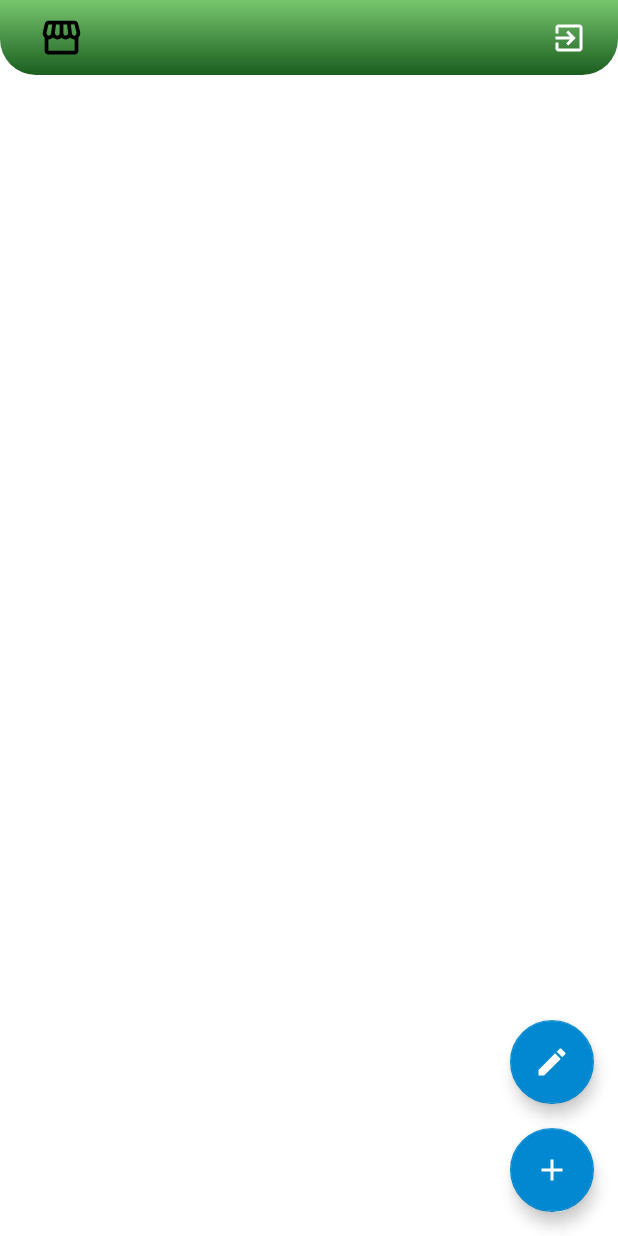
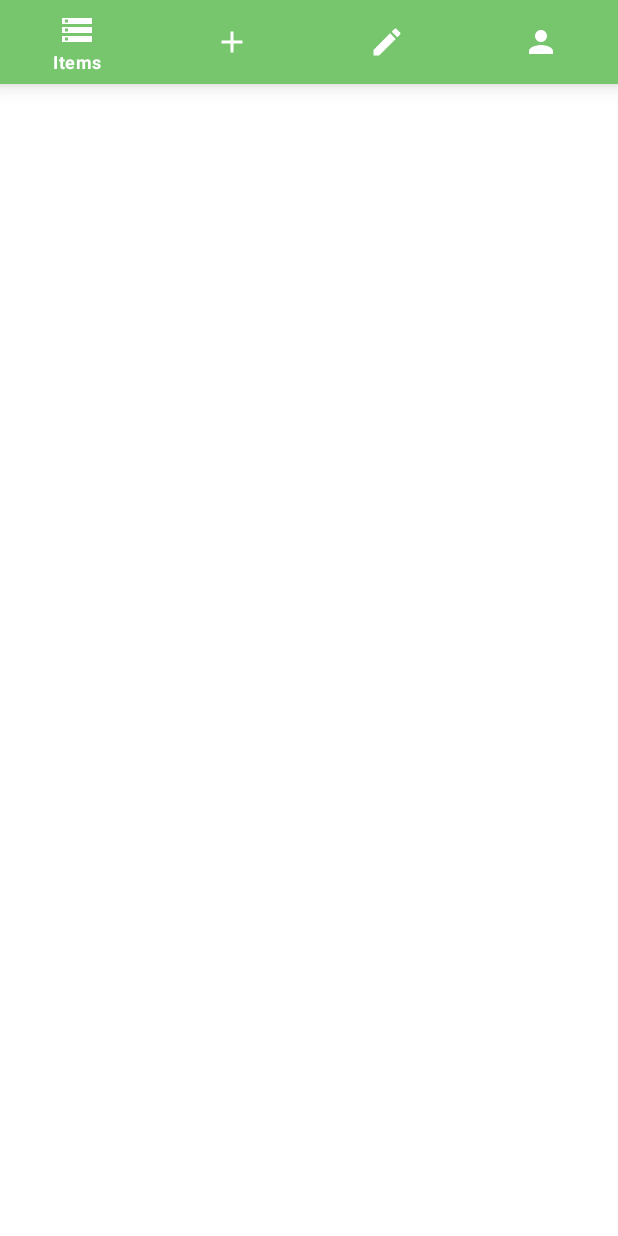
Before and after one commit to trminhnam/cs426-mobile-development-ecomerce, an Android app: the SellerMainActivity screen opened directly, with no data from a screen before it, on a phone screen of 412 x 824 dp. Run offline under Robolectric (Android 15) with nearby library versions, the phone set to English and light mode, and no system bars; 4 statements that could not run were skipped.

Commit message:
UDPATE: seller main screen UI

```diff
--- /dev/null
+++ b/app/src/main/res/drawable/ic_image_gray.xml
@@ -0,0 +1,5 @@
+<vector android:height="24dp" android:tint="@color/htmlGrey"
+    android:viewportHeight="24" android:viewportWidth="24"
+    android:width="24dp" xmlns:android="http://schemas.android.com/apk/res/android">
+    <path android:fillColor="@android:color/white" android:pathData="M23,18V6c0,-1.1 -0.9,-2 -2,-2H3c-1.1,0 -2,0.9 -2,2v12c0,1.1 0.9,2 2,2h18c1.1,0 2,-0.9 2,-2zM8.5,12.5l2.5,3.01L14.5,11l4.5,6H5l3.5,-4.5z"/>
+</vector>
--- /dev/null
+++ b/app/src/main/res/drawable/ic_storage_white.xml
@@ -0,0 +1,5 @@
+<vector android:height="24dp" android:tint="#FFFFFF"
+    android:viewportHeight="24" android:viewportWidth="24"
+    android:width="24dp" xmlns:android="http://schemas.android.com/apk/res/android">
+    <path android:fillColor="@android:color/white" android:pathData="M2,20h20v-4L2,16v4zM4,17h2v2L4,19v-2zM2,4v4h20L22,4L2,4zM6,7L4,7L4,5h2v2zM2,14h20v-4L2,10v4zM4,11h2v2L4,13v-2z"/>
+</vector>
--- a/app/src/main/res/layout/activity_seller_main.xml
+++ b/app/src/main/res/layout/activity_seller_main.xml
@@ -1,87 +1,121 @@
 <?xml version="1.0" encoding="utf-8"?>
-<androidx.constraintlayout.widget.ConstraintLayout xmlns:android="http://schemas.android.com/apk/res/android"
+<androidx.coordinatorlayout.widget.CoordinatorLayout xmlns:android="http://schemas.android.com/apk/res/android"
     xmlns:app="http://schemas.android.com/apk/res-auto"
     xmlns:tools="http://schemas.android.com/tools"
+    android:id="@+id/container"
     android:layout_width="match_parent"
     android:layout_height="match_parent"
-    tools:context=".seller.SellerMainActivity">
+    tools:context=".user.UserMainActivity">
 
-    <RelativeLayout
+    <include layout="@layout/toolbar" />
+
+    <FrameLayout
+        android:id="@+id/seller_frame_container"
+        android:layout_width="match_parent"
+        android:layout_height="match_parent"
+        android:layout_marginTop="60dp"
+        android:layout_marginBottom="60dp"
+        app:layout_behavior="@string/appbar_scrolling_view_behavior">
+
+    </FrameLayout>
+
+    <com.google.android.material.bottomnavigation.BottomNavigationView
+        android:id="@+id/seller_navigation"
         android:layout_width="match_parent"
         android:layout_height="wrap_content"
-        android:padding="10dp"
-        android:background="@drawable/shape_rect01">
+        app:layout_constraintBottom_toBottomOf="parent"
+        android:background="?android:windowBackground"
+        android:foreground="?android:selectableItemBackground"
+        app:itemBackground="@color/bgBottomNavigation"
+        app:itemIconTint="@color/white"        app:itemTextColor="@color/white"
+        app:menu="@menu/seller_navigation" />
+
+</androidx.coordinatorlayout.widget.CoordinatorLayout>
+
+    <!--<?xml version="1.0" encoding="utf-8"?>-->
+    <!--<androidx.constraintlayout.widget.ConstraintLayout xmlns:android="http://schemas.android.com/apk/res/android"-->
+    <!--    xmlns:app="http://schemas.android.com/apk/res-auto"-->
+    <!--    xmlns:tools="http://schemas.android.com/tools"-->
+    <!--    android:layout_width="match_parent"-->
+    <!--    android:layout_height="match_parent"-->
+    <!--    tools:context=".seller.SellerMainActivity">-->
+
+    <!--    <RelativeLayout-->
+    <!--        android:layout_width="match_parent"-->
+    <!--        android:layout_height="wrap_content"-->
+    <!--        android:padding="10dp"-->
+    <!--        android:background="@drawable/shape_rect01">-->
 
 
-        <ImageView
-            android:id="@+id/shopIcon"
-            android:layout_width="30dp"
-            android:layout_height="30dp"
-            android:layout_alignParentStart="true"
-            android:layout_marginLeft="16dp"
-            android:background="@null"
-            android:src="@drawable/ic_baseline_storefront_24" />
+    <!--        <ImageView-->
+    <!--            android:id="@+id/shopIcon"-->
+    <!--            android:layout_width="30dp"-->
+    <!--            android:layout_height="30dp"-->
+    <!--            android:layout_alignParentStart="true"-->
+    <!--            android:layout_marginLeft="16dp"-->
+    <!--            android:background="@null"-->
+    <!--            android:src="@drawable/ic_baseline_storefront_24" />-->
 
-        <TextView
-            android:id="@+id/shopNameTextView"
-            style="@style/TextAppearance.MaterialComponents.Headline6"
-            android:layout_width="wrap_content"
-            android:layout_height="wrap_content"
-            android:layout_marginLeft="8dp"
-            android:layout_toEndOf="@+id/shopIcon"
-            android:textColor="@color/white"
-            tools:text="Seller Name" />
+    <!--        <TextView-->
+    <!--            android:id="@+id/shopNameTextView"-->
+    <!--            style="@style/TextAppearance.MaterialComponents.Headline6"-->
+    <!--            android:layout_width="wrap_content"-->
+    <!--            android:layout_height="wrap_content"-->
+    <!--            android:layout_marginLeft="8dp"-->
+    <!--            android:layout_toEndOf="@+id/shopIcon"-->
+    <!--            android:textColor="@color/white"-->
+    <!--            tools:text="Seller Name" />-->
 
-<!--        <ImageButton-->
-<!--            android:id="@+id/addProductButton"-->
-<!--            android:layout_width="30dp"-->
-<!--            android:layout_height="30dp"-->
-<!--            android:layout_marginHorizontal="8dp"-->
-<!--            android:layout_toStartOf="@id/editSellerProfileButton"-->
-<!--            android:background="@null"-->
-<!--            android:src="@drawable/ic_add_shopping_white" />-->
+    <!--&lt;!&ndash;        <ImageButton&ndash;&gt;-->
+    <!--&lt;!&ndash;            android:id="@+id/addProductButton"&ndash;&gt;-->
+    <!--&lt;!&ndash;            android:layout_width="30dp"&ndash;&gt;-->
+    <!--&lt;!&ndash;            android:layout_height="30dp"&ndash;&gt;-->
+    <!--&lt;!&ndash;            android:layout_marginHorizontal="8dp"&ndash;&gt;-->
+    <!--&lt;!&ndash;            android:layout_toStartOf="@id/editSellerProfileButton"&ndash;&gt;-->
+    <!--&lt;!&ndash;            android:background="@null"&ndash;&gt;-->
+    <!--&lt;!&ndash;            android:src="@drawable/ic_add_shopping_white" />&ndash;&gt;-->
 
-<!--        <ImageButton-->
-<!--            android:id="@+id/editSellerProfileButton"-->
-<!--            android:layout_width="30dp"-->
-<!--            android:layout_height="30dp"-->
-<!--            android:layout_marginHorizontal="8dp"-->
-<!--            android:layout_toStartOf="@id/logoutButton"-->
-<!--            android:background="@null"-->
-<!--            android:src="@drawable/ic_edit_white" />-->
+    <!--&lt;!&ndash;        <ImageButton&ndash;&gt;-->
+    <!--&lt;!&ndash;            android:id="@+id/editSellerProfileButton"&ndash;&gt;-->
+    <!--&lt;!&ndash;            android:layout_width="30dp"&ndash;&gt;-->
+    <!--&lt;!&ndash;            android:layout_height="30dp"&ndash;&gt;-->
+    <!--&lt;!&ndash;            android:layout_marginHorizontal="8dp"&ndash;&gt;-->
+    <!--&lt;!&ndash;            android:layout_toStartOf="@id/logoutButton"&ndash;&gt;-->
+    <!--&lt;!&ndash;            android:background="@null"&ndash;&gt;-->
+    <!--&lt;!&ndash;            android:src="@drawable/ic_edit_white" />&ndash;&gt;-->
 
-        <ImageButton
-            android:id="@+id/logoutButton"
-            android:layout_width="30dp"
-            android:layout_height="30dp"
-            android:layout_alignParentEnd="true"
-            android:layout_marginHorizontal="8dp"
-            android:src="@drawable/ic_logout_white"
-            android:background="@null"/>
+    <!--        <ImageButton-->
+    <!--            android:id="@+id/logoutButton"-->
+    <!--            android:layout_width="30dp"-->
+    <!--            android:layout_height="30dp"-->
+    <!--            android:layout_alignParentEnd="true"-->
+    <!--            android:layout_marginHorizontal="8dp"-->
+    <!--            android:src="@drawable/ic_logout_white"-->
+    <!--            android:background="@null"/>-->
 
-    </RelativeLayout>
+    <!--    </RelativeLayout>-->
 
-    <com.google.android.material.floatingactionbutton.FloatingActionButton
-        android:id="@+id/editItemButton"
-        android:layout_width="wrap_content"
-        android:layout_height="wrap_content"
-        android:layout_marginEnd="@dimen/margin"
-        android:layout_marginBottom="@dimen/margin"
-        android:src="@drawable/ic_edit_white"
-        app:layout_constraintBottom_toTopOf="@+id/addItemButton"
-        app:layout_constraintEnd_toEndOf="parent"
-        app:tint="@android:color/white" />
+    <!--    <com.google.android.material.floatingactionbutton.FloatingActionButton-->
+    <!--        android:id="@+id/editItemButton"-->
+    <!--        android:layout_width="wrap_content"-->
+    <!--        android:layout_height="wrap_content"-->
+    <!--        android:layout_marginEnd="@dimen/margin"-->
+    <!--        android:layout_marginBottom="@dimen/margin"-->
+    <!--        android:src="@drawable/ic_edit_white"-->
+    <!--        app:layout_constraintBottom_toTopOf="@+id/addItemButton"-->
+    <!--        app:layout_constraintEnd_toEndOf="parent"-->
+    <!--        app:tint="@android:color/white" />-->
 
-    <com.google.android.material.floatingactionbutton.FloatingActionButton
-        android:id="@+id/addItemButton"
-        android:layout_width="wrap_content"
-        android:layout_height="wrap_content"
-        android:layout_marginEnd="@dimen/margin"
-        android:layout_marginBottom="@dimen/margin"
-        android:src="@drawable/ic_add"
-        app:layout_constraintBottom_toBottomOf="parent"
-        app:layout_constraintEnd_toEndOf="parent"
-        app:tint="@android:color/white" />
+    <!--    <com.google.android.material.floatingactionbutton.FloatingActionButton-->
+    <!--        android:id="@+id/addItemButton"-->
+    <!--        android:layout_width="wrap_content"-->
+    <!--        android:layout_height="wrap_content"-->
+    <!--        android:layout_marginEnd="@dimen/margin"-->
+    <!--        android:layout_marginBottom="@dimen/margin"-->
+    <!--        android:src="@drawable/ic_add"-->
+    <!--        app:layout_constraintBottom_toBottomOf="parent"-->
+    <!--        app:layout_constraintEnd_toEndOf="parent"-->
+    <!--        app:tint="@android:color/white" />-->
 
 
-</androidx.constraintlayout.widget.ConstraintLayout>
+    <!--</androidx.constraintlayout.widget.ConstraintLayout>-->
--- a/app/src/main/res/layout/activity_user_main.xml
+++ b/app/src/main/res/layout/activity_user_main.xml
@@ -6,24 +6,26 @@
 android:layout_width="match_parent"
 android:layout_height="match_parent"
 tools:context=".user.UserMainActivity">
-    <include layout="@layout/toolbar"/>
+
+<include layout="@layout/toolbar" />
+
 <FrameLayout
-        android:layout_marginTop="60dp"
     android:id="@+id/frame_container"
     android:layout_width="match_parent"
     android:layout_height="match_parent"
-        app:layout_behavior="@string/appbar_scrolling_view_behavior">
-    </FrameLayout>
+    android:layout_marginTop="60dp"
+    app:layout_behavior="@string/appbar_scrolling_view_behavior"></FrameLayout>
+
 <com.google.android.material.bottomnavigation.BottomNavigationView
     android:id="@+id/navigation"
     android:layout_width="match_parent"
     android:layout_height="wrap_content"
     android:layout_gravity="bottom"
     android:background="?android:windowBackground"
+    android:foreground="?android:selectableItemBackground"
     app:itemBackground="@color/bgBottomNavigation"
-        android:foreground="?android:selectableItemBackground"
     app:itemIconTint="@color/white"
     app:itemTextColor="@color/white"
-        app:menu="@menu/navigation"/>
+    app:menu="@menu/navigation" />
 
 </androidx.coordinatorlayout.widget.CoordinatorLayout>
--- /dev/null
+++ b/app/src/main/res/menu/seller_navigation.xml
@@ -0,0 +1,22 @@
+<?xml version="1.0" encoding="utf-8"?>
+<menu xmlns:android="http://schemas.android.com/apk/res/android">
+    <item
+        android:id="@+id/navigation_item_list"
+        android:icon="@drawable/ic_storage_white"
+        android:title="Items" />
+
+    <item
+        android:id="@+id/navigation_add_item"
+        android:icon="@drawable/ic_add"
+        android:title="Add Items" />
+
+    <item
+        android:id="@+id/navigation_modify_items"
+        android:icon="@drawable/ic_edit_white"
+        android:title="Modify Items" />
+
+    <item
+        android:id="@+id/navigation_seller_profile"
+        android:icon="@drawable/ic_person_white"
+        android:title="Seller profile" />
+</menu>
```
Lines whose indentation alone changed are shown as unchanged.
